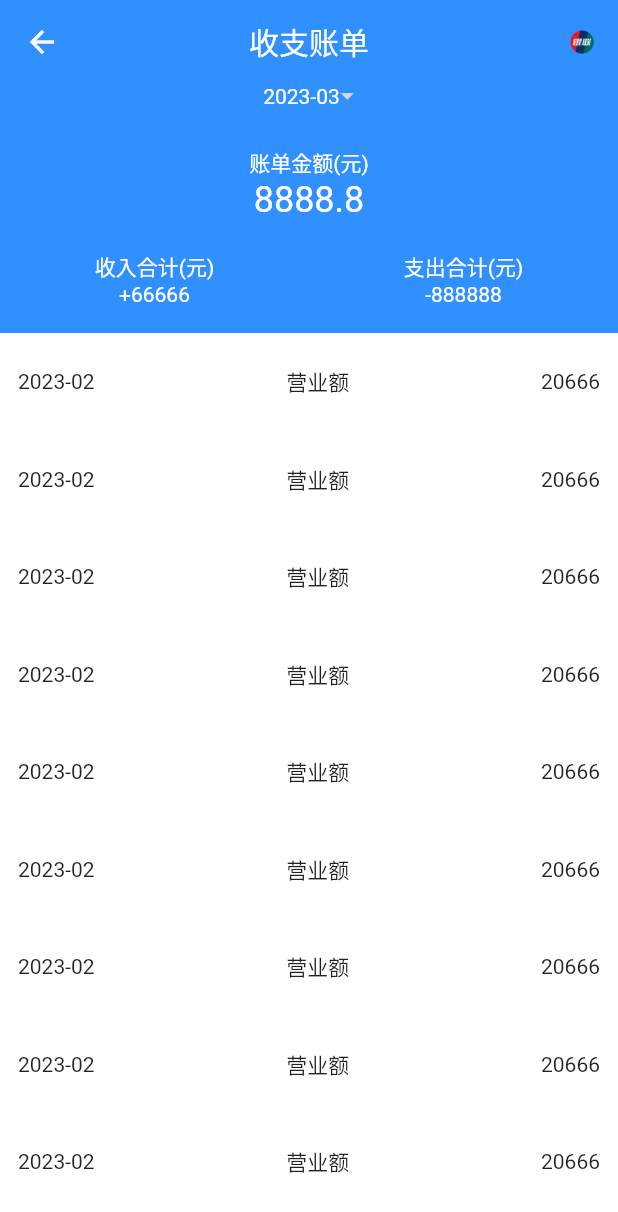
After one commit to hxj1062/myFlutter, a Flutter app: the BillRecordedPage screen opened directly, on a phone screen of 412 x 824 dp. The commit adds this screen. Shown: the top 1212 px of the screen. Run offline on Flutter 3.47's test engine with Material 2 defaults, Android fonts, the phone set to English and light mode, and no system bars; our stand-ins replace convex_bottom_bar, fluttertoast, image_picker.

Commit message:
收支账单

```diff
--- /dev/null
+++ b/lib/views/bill_recorded_page.dart
@@ -0,0 +1,103 @@
+import 'package:flutter/material.dart';
+
+class BillRecordedPage extends StatefulWidget {
+  const BillRecordedPage({Key? key}) : super(key: key);
+
+  @override
+  State<BillRecordedPage> createState() => _BillRecordedPageState();
+}
+
+class _BillRecordedPageState extends State<BillRecordedPage> {
+  @override
+  Widget build(BuildContext context) {
+    return Scaffold(
+        appBar: AppBar(
+          // 去除阴影
+          elevation: 0.0,
+          centerTitle: true,
+          title: const Text("收支账单"),
+          backgroundColor: const Color(0xFF3090FF),
+          actions: [
+            IconButton(
+                onPressed: () {},
+                icon: Image.asset(
+                  "assets/images/union_icon.png",
+                  height: 16.0,
+                  width: 16.0,
+                ))
+          ],
+        ),
+        body: _body());
+  }
+
+  Widget _body() {
+    return Container(
+      color: const Color(0xff3090FF),
+      child: Column(
+        children: [
+          InkWell(
+            onTap: () {},
+            child: Row(
+              mainAxisAlignment: MainAxisAlignment.center,
+              children: [
+                Text(
+                  "2023-03",
+                  style: TextStyle(color: Colors.white),
+                ),
+                Image.asset("assets/images/arrow_expand.png",
+                    height: 10.0, width: 10.0)
+              ],
+            ),
+          ),
+          SizedBox(height: 26.0),
+          Text("账单金额(元)", style: TextStyle(color: Colors.white)),
+          Text("8888.8", style: TextStyle(color: Colors.white, fontSize: 24.0)),
+          SizedBox(height: 20.0),
+          Row(
+            mainAxisAlignment: MainAxisAlignment.spaceAround,
+            children: [
+              Column(mainAxisAlignment: MainAxisAlignment.center, children: [
+                Text(
+                  "收入合计(元)",
+                  style: TextStyle(color: Colors.white),
+                ),
+                Text("+66666", style: TextStyle(color: Colors.white))
+              ]),
+              Column(mainAxisAlignment: MainAxisAlignment.center, children: [
+                Text("支出合计(元)", style: TextStyle(color: Colors.white)),
+                Text("-888888", style: TextStyle(color: Colors.white))
+              ])
+            ],
+          ),
+          SizedBox(height: 18.0),
+          Expanded(
+            child: Container(
+              color: Colors.white,
+              child: ListView.builder(
+                  itemCount: 10,
+                  itemExtent: 65.0,
+                  itemBuilder: (BuildContext context, int index) {
+                    return Container(
+                      child: _itemView(),
+                    );
+                  }),
+            ),
+          )
+        ],
+      ),
+    );
+  }
+
+  Widget _itemView() {
+    return Container(
+        margin: EdgeInsets.all(12.0),
+        child: Row(
+          mainAxisAlignment: MainAxisAlignment.spaceBetween,
+          children: [
+            Text("2023-02"),
+            Text("营业额"),
+            Text("20666"),
+          ],
+        ));
+  }
+}
--- a/lib/views/tab01_page.dart
+++ b/lib/views/tab01_page.dart
@@ -2,6 +2,7 @@ import 'package:flutter/cupertino.dart';
 import 'package:flutter/material.dart';
 import 'package:myfluter/views/account_info_page.dart';
 import '../model/function_bean.dart';
+import 'bill_recorded_page.dart';
 import 'calculator_page.dart';
 import 'camera_page.dart';
 import 'choice_page.dart';
@@ -22,6 +23,7 @@ class _Tab01PageState extends State<Tab01Page> {
     Functions("账户信息", "账户信息", AccountInfoPage()),
     Functions("练习", "单项选择", ChoicePage()),
     Functions("拍照", "相机应用", CameraPage()),
+    Functions("收支账单", "合伙人账单", BillRecordedPage()),
   ];
 
   @override
--- a/pubspec.yaml
+++ b/pubspec.yaml
@@ -63,8 +63,8 @@ flutter:
   uses-material-design: true
 
   assets:
-    - assets/images/union_icon.png
-    - assets/images/welcome_img.jpg
+    - assets/images/
+
 
   # To add assets to your application, add an assets section, like this:
   # assets:
```
